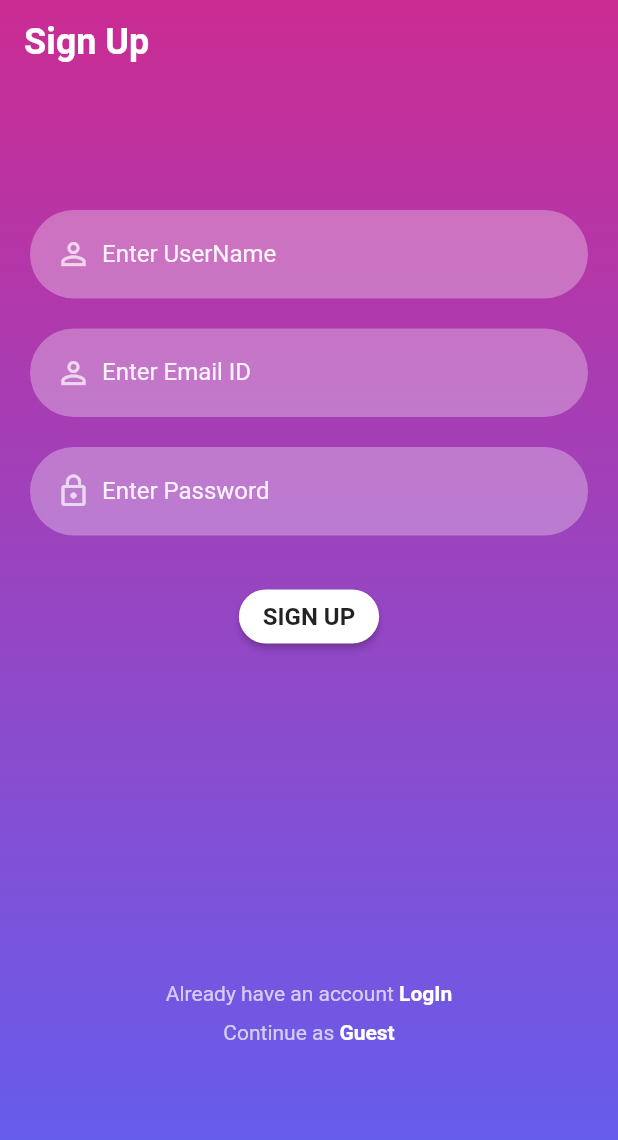
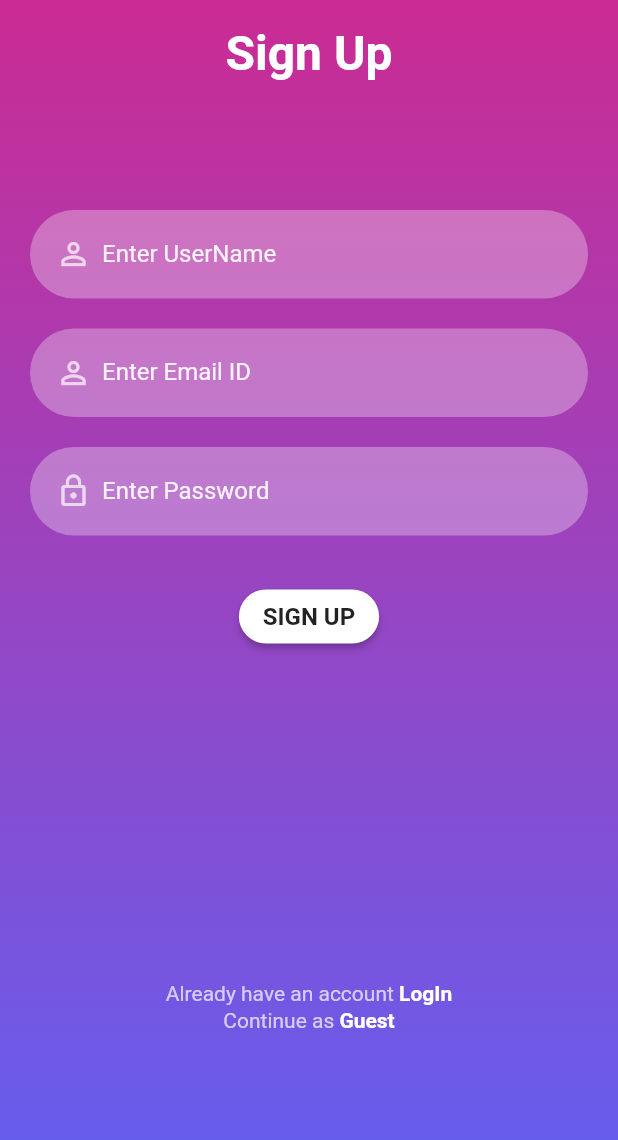
Before and after one commit to Shivansh-2002/Bookstore-App, a Flutter app: the screen it shows after launch, after a tap on "LOG IN", after a tap on "Sign Up", on a phone screen of 412 x 824 dp. Shown: the top 1140 px of the screen. Run offline on Flutter 3.47's test engine with Material 2 defaults, Android fonts, the phone set to English and light mode, and no system bars; our stand-ins replace firebase_auth, firebase_core; accounts and stored records are empty; network calls fail.

Commit message:
adding some ui changes

```diff
--- a/lib/auth/signin.dart
+++ b/lib/auth/signin.dart
@@ -33,7 +33,7 @@ class _SignInScreenState extends State<SignInScreen> {
           ),
           child: SingleChildScrollView(
             child: Padding(
-              padding: EdgeInsets.fromLTRB(20,MediaQuery.of(context).size.height*(0.15), 20, 20),
+              padding: EdgeInsets.fromLTRB(20,MediaQuery.of(context).size.height*(0.09), 20, 20),
               child: Column(
                 children: [
                   const Text("BookWander",
@@ -44,7 +44,7 @@ class _SignInScreenState extends State<SignInScreen> {
                     )
                   ),
                   Image.asset(
-                    "images/logo.png",
+                    "assets/images/logo.png",
                     fit: BoxFit.contain,
                     width: 240,
                     height: 240
@@ -56,7 +56,7 @@ class _SignInScreenState extends State<SignInScreen> {
                   reuseableTextField("Enter Password", Icons.lock_outline, true, _passwordTextController),
                 Container(
                   width: MediaQuery.of (context).size.width,
-                  height: MediaQuery.of (context).size.height*0.15,
+                  height: MediaQuery.of (context).size.height*0.18,
                   margin: const EdgeInsets. fromLTRB(0, 10, 0, 20),
                   decoration: BoxDecoration (borderRadius: BorderRadius.circular (90)),
                   child: Column(
@@ -107,21 +107,22 @@ class _SignInScreenState extends State<SignInScreen> {
                         ),
                       ),
                       Padding(
-                        padding: const EdgeInsets.fromLTRB(0,5, 0,5),
+                        padding: const EdgeInsets.fromLTRB(0,3, 0,4),
                         child: Visibility(
                           visible: showError, // Set this to the value that controls visibility.
                           child: Text(
                             "Invalid email or password.",
-                            style: TextStyle(fontSize: 21,color: Colors.red[900]),
+                            style: TextStyle(fontSize: 18,color: Colors.red[900]),
                             textAlign: TextAlign.center,
                           ),
                         ),
                       ),
+                      signUpOption(context, true),
                     ],
                   ),
 
+
                 ),
-                  signUpOption(context, true),
                 ],
               ),
             ),
--- a/lib/auth/signup.dart
+++ b/lib/auth/signup.dart
@@ -25,58 +25,80 @@ class _SignUpScreenState extends State<SignUpScreen> {
         backgroundColor: Colors.transparent,
         elevation: 0,
         automaticallyImplyLeading: false, // Remove the back button
-        title: const Text(
-        "Sign Up",
-        style: TextStyle(fontSize: 24, fontWeight: FontWeight.bold))
+        title: const Padding(
+          padding: EdgeInsets.fromLTRB(0, 20, 0, 5),
+          child: Center(
+            child: Text("Sign Up",
+                style: TextStyle(
+                    color: Colors.white,
+                    fontSize: 32,
+                    fontWeight: FontWeight.w600)),
+          ),
+        ),
       ),
       body: Container(
         width: MediaQuery.of(context).size.width,
         height: MediaQuery.of(context).size.height,
         decoration: BoxDecoration(
-          gradient: LinearGradient(colors:[
+          gradient: LinearGradient(colors: [
             hexStringToColor("CB2B93"),
             hexStringToColor("9546C4"),
             hexStringToColor("5E61F4"),
-            ],
-            begin: Alignment.topCenter, end: Alignment.bottomCenter
-          ),
+          ], begin: Alignment.topCenter, end: Alignment.bottomCenter),
         ),
         child: SingleChildScrollView(
           child: Padding(
-            padding: const EdgeInsets.fromLTRB(20,120, 20, 10),
+            padding: const EdgeInsets.fromLTRB(20, 120, 20, 10),
             child: Column(
               children: [
-                const SizedBox(height: 20,),
-                reuseableTextField("Enter UserName", Icons.person_outline, false, _userNameTextController),
-                const SizedBox(height: 20,), // SizedBox
-                reuseableTextField("Enter Email ID", Icons.person_outline, false, _emailTextController),
-                const SizedBox(height: 20,), // SizedBox
-                reuseableTextField("Enter Password", Icons.lock_outline, true, _passwordTextController),
-                const SizedBox(height: 20,), // SizedBox
+                const SizedBox(
+                  height: 20,
+                ),
+                reuseableTextField("Enter UserName", Icons.person_outline,
+                    false, _userNameTextController),
+                const SizedBox(
+                  height: 20,
+                ), // SizedBox
+                reuseableTextField("Enter Email ID", Icons.person_outline,
+                    false, _emailTextController),
+                const SizedBox(
+                  height: 20,
+                ), // SizedBox
+                reuseableTextField("Enter Password", Icons.lock_outline, true,
+                    _passwordTextController),
+                const SizedBox(
+                  height: 20,
+                ), // SizedBox
                 Container(
-                width: MediaQuery.of (context).size.width,
-                height: MediaQuery.of (context).size.height*0.3,
-                margin: const EdgeInsets. fromLTRB(0, 10, 0, 20),
-                decoration: BoxDecoration (borderRadius: BorderRadius.circular (90)),
+                  width: MediaQuery.of(context).size.width,
+                  height: MediaQuery.of(context).size.height * 0.3,
+                  margin: const EdgeInsets.fromLTRB(0, 10, 0, 20),
+                  decoration:
+                      BoxDecoration(borderRadius: BorderRadius.circular(90)),
                   child: Column(
                     children: [
                       ElevatedButton(
-                      onPressed: ()async{
-
-                        FirebaseAuth _auth = FirebaseAuth.instance;print("this is auth");print(_auth);
+                        onPressed: () async {
+                          FirebaseAuth _auth = FirebaseAuth.instance;
+                          print("this is auth");
+                          print(_auth);
                           String email = _emailTextController.text;
                           String password = _passwordTextController.text;
                           print("$email $password");
 
                           try {
-                          UserCredential userCredential = await _auth.createUserWithEmailAndPassword(
+                            UserCredential userCredential =
+                                await _auth.createUserWithEmailAndPassword(
                               email: email,
                               password: password,
                             );
-                          print("User registered: ${userCredential.user?.uid}");
+                            print(
+                                "User registered: ${userCredential.user?.uid}");
                             // ignore: use_build_context_synchronously
-                          Navigator.push(context,
-                              MaterialPageRoute(builder: (context) => BookstoreHomePage()));
+                            Navigator.push(
+                                context,
+                                MaterialPageRoute(
+                                    builder: (context) => BookstoreHomePage()));
                           } catch (e) {
                             print("Error registering user: $e");
                             setState(() {
@@ -86,39 +108,40 @@ class _SignUpScreenState extends State<SignUpScreen> {
                           }
                         },
                         style: ButtonStyle(
-                          backgroundColor: MaterialStateProperty.resolveWith((states) {
-                            if(states.contains (MaterialState.pressed)) {
+                            backgroundColor:
+                                MaterialStateProperty.resolveWith((states) {
+                              if (states.contains(MaterialState.pressed)) {
                                 return Colors.black26;
                               }
                               return Colors.white;
                             }),
-                          shape: MaterialStateProperty.all<RoundedRectangleBorder>(
-                              RoundedRectangleBorder (borderRadius: BorderRadius.circular (30))
-                          )
-                      ),
+                            shape: MaterialStateProperty.all<
+                                    RoundedRectangleBorder>(
+                                RoundedRectangleBorder(
+                                    borderRadius: BorderRadius.circular(30)))),
                         child: const Text(
                           'SIGN UP',
                           style: TextStyle(
                               color: Colors.black87,
                               fontWeight: FontWeight.bold,
-                            fontSize: 16
-                        ),
+                              fontSize: 16),
                         ),
                       ),
                       Padding(
-                      padding: const EdgeInsets.fromLTRB(0,5, 0,5),
+                        padding: const EdgeInsets.fromLTRB(0, 5, 0, 5),
                         child: Visibility(
-                        visible: showError, // Set this to the value that controls visibility.
+                          visible:
+                              showError, // Set this to the value that controls visibility.
                           child: Text(
                             "Error Signing Up User",
-                          style: TextStyle(fontSize: 21,color: Colors.red[900]),
+                            style:
+                                TextStyle(fontSize: 21, color: Colors.red[900]),
                             textAlign: TextAlign.center,
                           ),
                         ),
                       )
                     ],
                   ),
-
                 ),
                 signUpOption(context, false),
               ],
--- a/lib/reuseable/reuseable.dart
+++ b/lib/reuseable/reuseable.dart
@@ -60,7 +60,7 @@ Column signUpOption(BuildContext context, bool signin ) {
         ),
 
 
-        const SizedBox(height: 10,),
+        const SizedBox(height: 2,),
         Row(
           mainAxisAlignment: MainAxisAlignment.center,
           children: [
--- a/pubspec.yaml
+++ b/pubspec.yaml
@@ -64,7 +64,7 @@ flutter:
 
   # To add assets to your application, add an assets section, like this:
   assets:
-     - assets/images/
+     - assets/images/logo.png
 
   # An image asset can refer to one or more resolution-specific "variants", see
   # https://flutter.dev/assets-and-images/#resolution-aware
```
Also changed, not shown: lib/screens/MainScreen.dart (+16 -2 lines), lib/utilities/util.dart (+13 -3 lines). Lines whose indentation alone changed are shown as unchanged.
